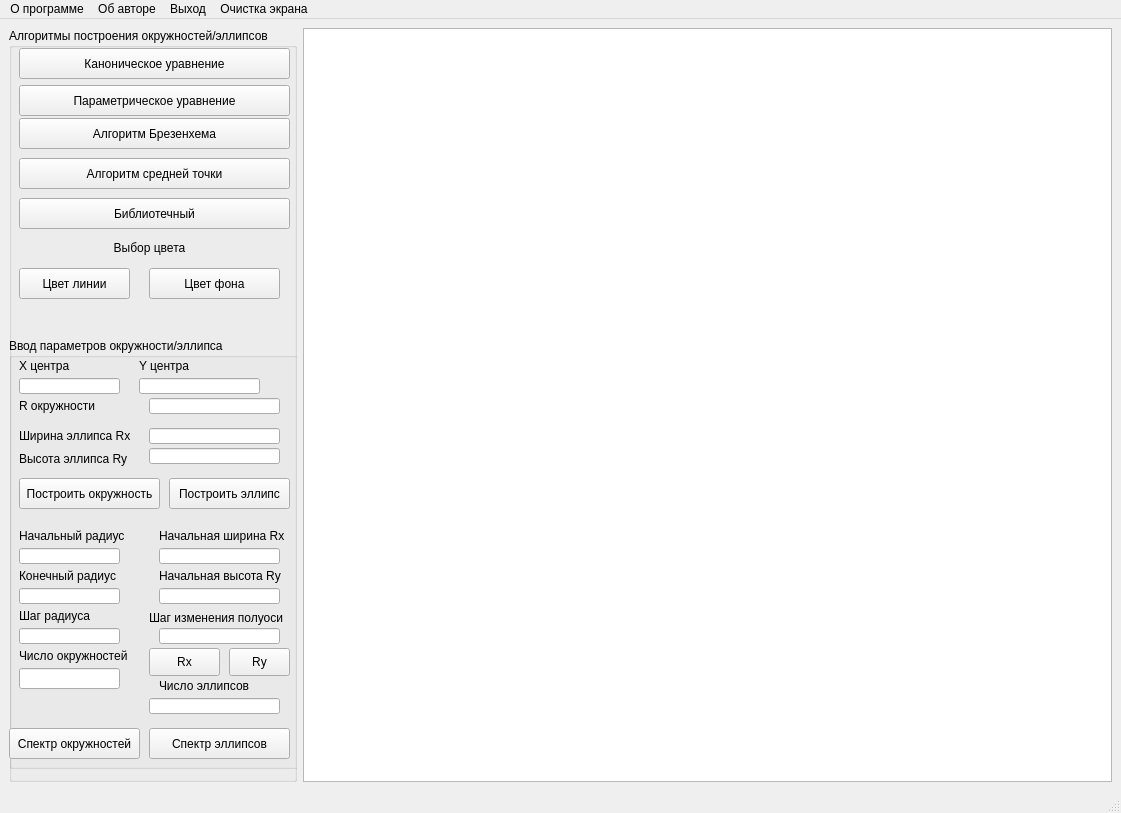
First picture: the form in lab_4/mainwindow.ui, repository SwanPoi/Computer-graphics, before the edit.
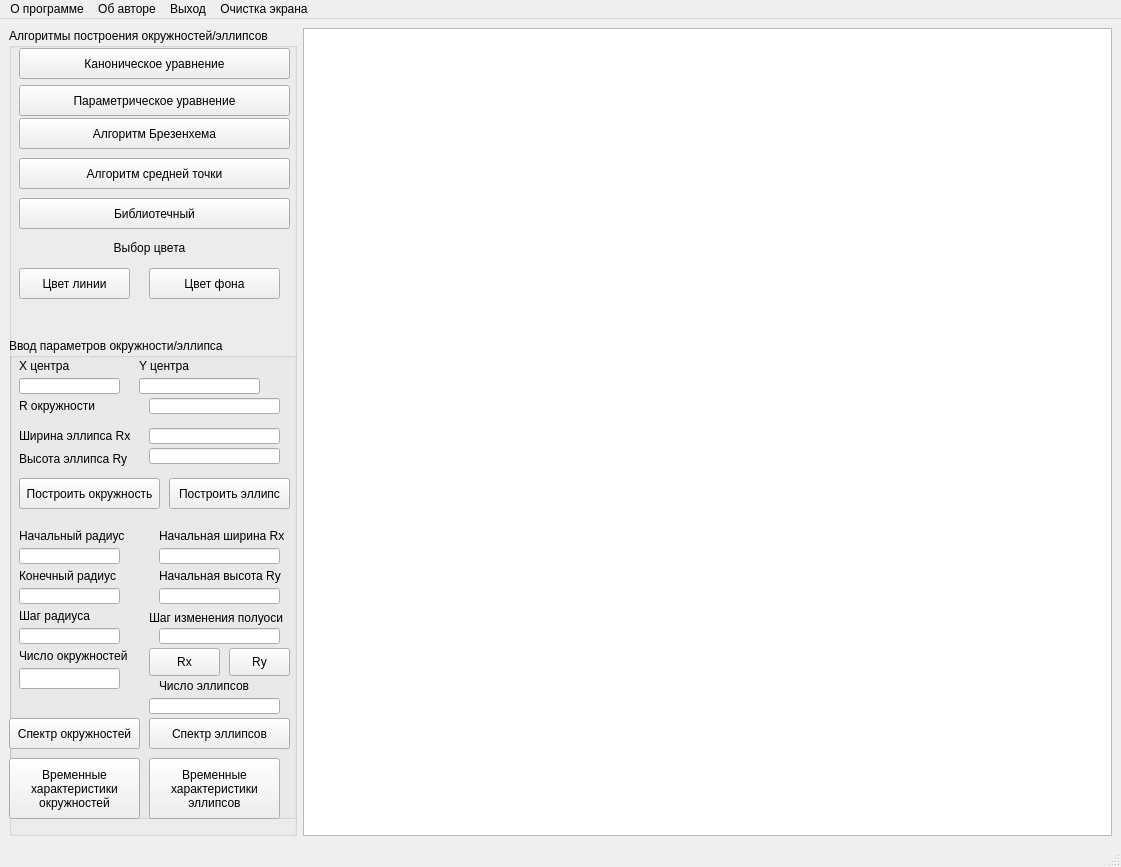
Second picture: the form after the edit.

Commit message: Добавление кнопок для временных замеров и функции замера времени для окружности

What changed in the file:
```diff
--- a/lab_4/mainwindow.ui
+++ b/lab_4/mainwindow.ui
@@ -7,7 +7,7 @@
     <x>0</x>
     <y>0</y>
     <width>1121</width>
-    <height>813</height>
+    <height>867</height>
    </rect>
   </property>
   <property name="windowTitle">
@@ -162,7 +162,7 @@
          <x>0</x>
          <y>310</y>
          <width>295</width>
-         <height>431</height>
+         <height>481</height>
         </rect>
        </property>
        <property name="title">
@@ -408,7 +408,7 @@
         <property name="geometry">
          <rect>
           <x>0</x>
-          <y>390</y>
+          <y>380</y>
           <width>131</width>
           <height>31</height>
          </rect>
@@ -513,7 +513,7 @@
         <property name="geometry">
          <rect>
           <x>140</x>
-          <y>390</y>
+          <y>380</y>
           <width>141</width>
           <height>31</height>
          </rect>
@@ -548,6 +548,36 @@
          <string>Ry</string>
         </property>
        </widget>
+       <widget class="QPushButton" name="circle_time_pushButton">
+        <property name="geometry">
+         <rect>
+          <x>0</x>
+          <y>420</y>
+          <width>131</width>
+          <height>61</height>
+         </rect>
+        </property>
+        <property name="text">
+         <string>Временные 
+характеристики
+окружностей</string>
+        </property>
+       </widget>
+       <widget class="QPushButton" name="ellipse_time_pushButton">
+        <property name="geometry">
+         <rect>
+          <x>140</x>
+          <y>420</y>
+          <width>131</width>
+          <height>61</height>
+         </rect>
+        </property>
+        <property name="text">
+         <string>Временные 
+характеристики
+эллипсов</string>
+        </property>
+       </widget>
       </widget>
      </widget>
     </item>
```
The commit also changes 2 other files.
